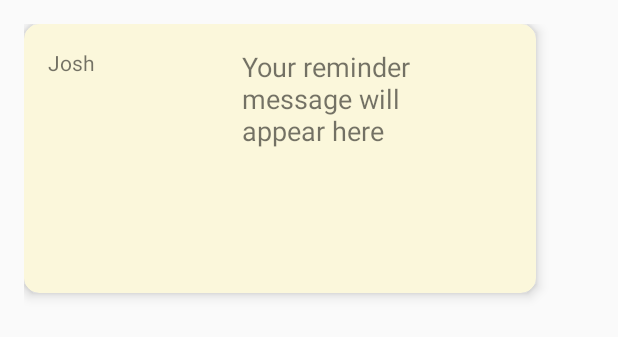
After one commit to Shivamdhuria/steel_run, an Android app: the layout cards_layout.xml on its own in the app's theme, with its tools: preview values and no code run, on a phone screen of 412 x 824 dp. The commit adds this screen. Shown: the top 337 px of the screen. Run offline under Robolectric (Android 15) with nearby library versions, the phone set to English and light mode, and no system bars.

Commit message:
Card view and receiving messages

```diff
--- a/app/build.gradle
+++ b/app/build.gradle
@@ -31,6 +31,8 @@ dependencies {
     testCompile 'junit:junit:4.12'
     compile 'com.android.support:gridlayout-v7:25.1.0'
     compile 'com.android.support:cardview-v7:25.1.0'
+
+    compile 'com.android.support:recyclerview-v7:25.1.0'
 }
 
 
--- /dev/null
+++ b/app/src/main/res/layout/cards_layout.xml
@@ -0,0 +1,51 @@
+<?xml version="1.0" encoding="utf-8"?>
+<LinearLayout xmlns:android="http://schemas.android.com/apk/res/android"
+    android:layout_width="match_parent"
+    android:layout_height="match_parent"
+    xmlns:card_view="http://schemas.android.com/apk/res-auto"
+    android:padding="16dp"
+    android:weightSum="1">
+
+    <android.support.v7.widget.CardView
+        android:layout_width="341dp"
+        android:layout_height="wrap_content"
+        card_view:cardCornerRadius="10dp"
+        card_view:cardElevation="5dp"
+        card_view:cardBackgroundColor="#FBF7DB"
+        android:id="@+id/cv"
+        >
+
+        <RelativeLayout
+            android:layout_width="285dp"
+            android:layout_height="179dp"
+            android:padding="16dp"
+            >
+
+
+            <TextView
+                android:layout_width="wrap_content"
+                android:layout_height="wrap_content"
+                android:id="@+id/receiverName"
+
+
+                android:text="Josh" />
+
+            <TextView
+                android:layout_width="wrap_content"
+                android:layout_height="wrap_content"
+                android:id="@+id/remindertext"
+
+                android:textSize="18sp"
+                android:text="Your reminder message will appear here"
+                android:layout_marginLeft="98dp"
+                android:layout_marginStart="98dp"
+                android:layout_alignParentTop="true"
+                android:layout_toRightOf="@+id/receiverName"
+                android:layout_toEndOf="@+id/receiverName" />
+
+        </RelativeLayout>
+
+    </android.support.v7.widget.CardView>
+
+
+</LinearLayout>
```
Also changed, not shown: app/src/main/java/com/example/admin/import2/DataAdapter.java (added, +50 -0 lines), app/src/main/java/com/example/admin/import2/Tab3.java (+24 -1 lines), app/src/main/res/layout/tab3.xml (+17 -8 lines).
